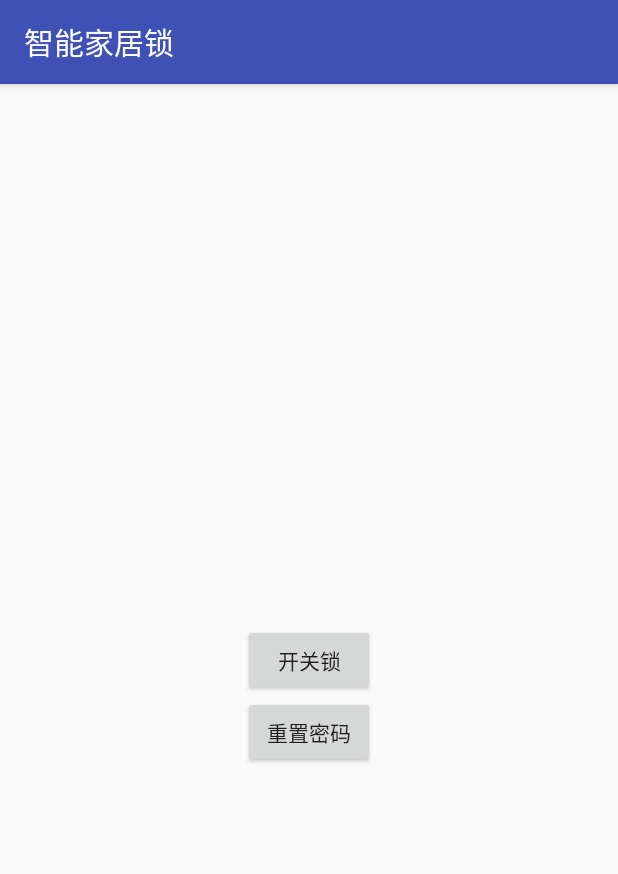
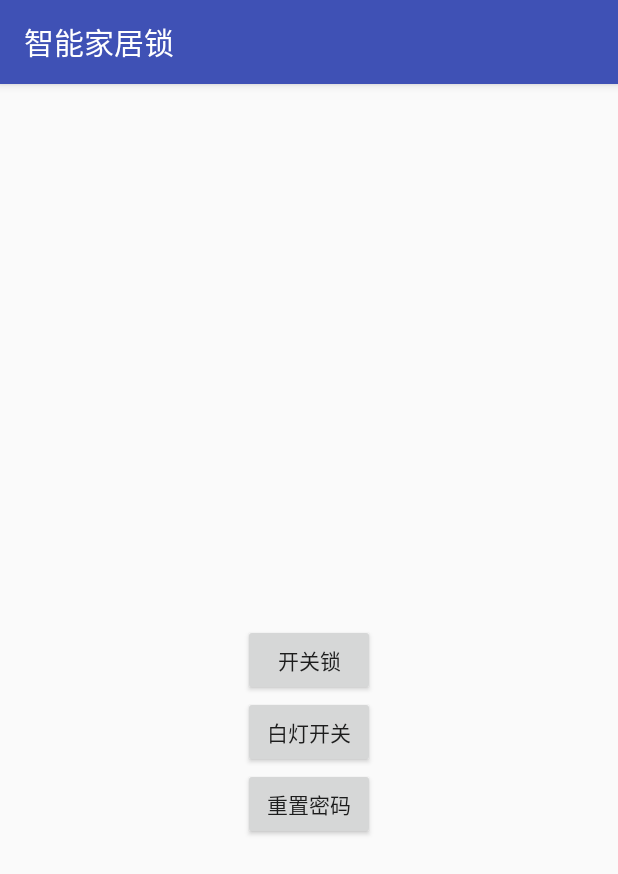
Before and after one commit to AceDroidX/SmartHome, an Android app: the LockActivity screen opened directly, with no data from a screen before it, on a phone screen of 412 x 824 dp. Shown: the top 874 px of the screen. Run offline under Robolectric (Android 15) with nearby library versions, the light colour scheme and no system bars.

Commit message:
添加白灯控制

```diff
--- a/SmartHomeAndroid/app/src/main/java/com/github/wangxuxin/smarthome/MainActivity.java
+++ b/SmartHomeAndroid/app/src/main/java/com/github/wangxuxin/smarthome/MainActivity.java
@@ -47,7 +47,7 @@ public class MainActivity extends AppCompatActivity {
                 final TCPSocket islock = new TCPSocket();
                 islock.connect(ipEdit.getText().toString(), 23333);
                 islock.send("isSmartLock",1000);
-                if ("SmartLock".equals(islock.recv(5000))) {
+                if ("SmartLock".equals(islock.recv(3000))) {
                     Toast.makeText(getApplicationContext(), "连接成功",
                             Toast.LENGTH_SHORT).show();
                     //1、打开Preferences，名称为setting，如果存在则打开它，否则创建新的Preferences
--- a/SmartHomeAndroid/app/src/main/res/layout/activity_lock.xml
+++ b/SmartHomeAndroid/app/src/main/res/layout/activity_lock.xml
@@ -18,7 +18,14 @@
             android:layout_centerHorizontal="true" android:id="@+id/switchButton" android:onClick="switchButton"/>
     <Button
             android:layout_width="wrap_content"
-            android:layout_height="wrap_content" android:layout_below="@+id/switchButton"
-            android:layout_alignRight="@+id/switchButton" android:layout_alignEnd="@+id/switchButton" android:id="@+id/resetButton"
-            android:text="@string/reset_button" android:onClick="resetButton"/>
+            android:layout_height="wrap_content"
+            android:id="@+id/resetButton"
+            android:text="@string/reset_button" android:onClick="resetButton"
+            android:layout_below="@+id/whiteLightButton" android:layout_alignStart="@+id/switchButton"/>
+    <Button
+            android:text="@string/whiteLight"
+            android:layout_width="wrap_content"
+            android:layout_height="wrap_content"
+            android:layout_below="@+id/switchButton" android:layout_alignStart="@+id/resetButton"
+            android:id="@+id/whiteLightButton" android:onClick="whiteLightButton"/>
 </RelativeLayout>
--- a/SmartHomeAndroid/app/src/main/res/values/strings.xml
+++ b/SmartHomeAndroid/app/src/main/res/values/strings.xml
@@ -12,4 +12,5 @@
     <string name="setkey">设置密码</string>
     <string name="apply">确定</string>
     <string name="setkeyinfo">填10位整数</string>
+    <string name="whiteLight">白灯开关</string>
 </resources>
```
Also changed, not shown: SmartHomeAndroid/app/src/main/java/com/github/wangxuxin/smarthome/LockActivity.java (+49 -23 lines), SmartHomeAndroid/app/src/main/java/com/github/wangxuxin/smarthome/TCPSocket.java (+5 -2 lines), 3 other files.
